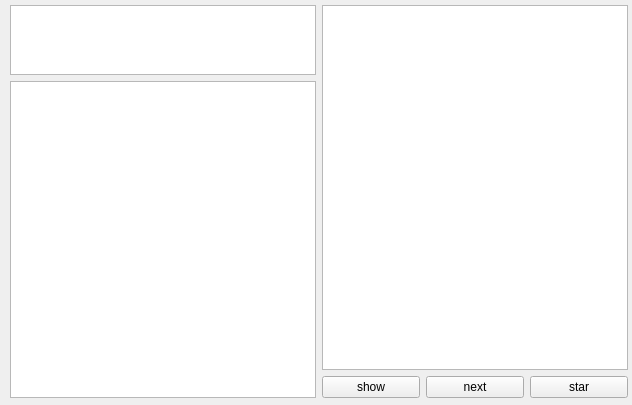
Qt form untitled.ui (hypan599/My3kWords) before a commit.
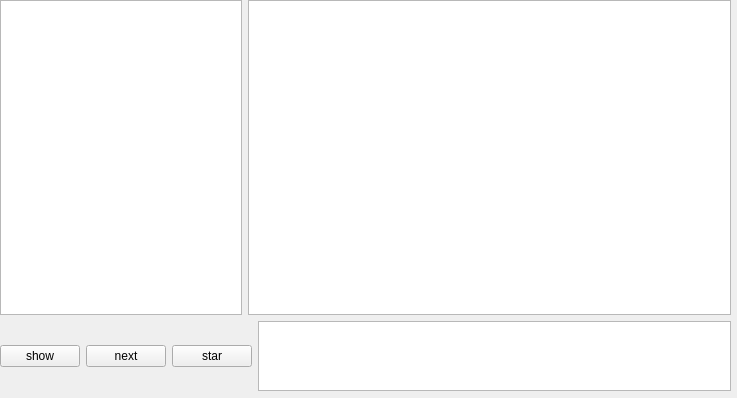
The same form after that commit.

The edit to the form file:
```diff
--- a/untitled.ui
+++ b/untitled.ui
@@ -6,8 +6,8 @@
    <rect>
     <x>0</x>
     <y>0</y>
-    <width>632</width>
-    <height>405</height>
+    <width>737</width>
+    <height>398</height>
    </rect>
   </property>
   <property name="windowTitle">
@@ -16,37 +16,48 @@
   <widget class="QWidget" name="layoutWidget">
    <property name="geometry">
     <rect>
-     <x>10</x>
+     <x>0</x>
      <y>0</y>
-     <width>618</width>
-     <height>398</height>
+     <width>731</width>
+     <height>391</height>
     </rect>
    </property>
-   <layout class="QHBoxLayout" name="horizontalLayout_2" stretch="0,0">
-    <property name="topMargin">
-     <number>5</number>
-    </property>
+   <layout class="QVBoxLayout" name="verticalLayout" stretch="9,1">
     <item>
-     <layout class="QVBoxLayout" name="verticalLayout_3" stretch="1,5">
-      <item>
-       <widget class="QTextBrowser" name="info_browser"/>
-      </item>
+     <layout class="QHBoxLayout" name="horizontalLayout_3" stretch="1,2">
       <item>
        <widget class="QTextBrowser" name="word_browser">
         <property name="enabled">
          <bool>true</bool>
         </property>
+        <property name="font">
+         <font>
+          <pointsize>24</pointsize>
+         </font>
+        </property>
+       </widget>
+      </item>
+      <item>
+       <widget class="QTextBrowser" name="meaning_browser">
+        <property name="font">
+         <font>
+          <pointsize>24</pointsize>
+         </font>
+        </property>
        </widget>
       </item>
      </layout>
     </item>
     <item>
-     <layout class="QVBoxLayout" name="verticalLayout_2">
-      <item>
-       <widget class="QTextBrowser" name="meaning_browser"/>
-      </item>
+     <layout class="QHBoxLayout" name="horizontalLayout_2">
+      <property name="sizeConstraint">
+       <enum>QLayout::SetMinimumSize</enum>
+      </property>
       <item>
        <layout class="QHBoxLayout" name="horizontalLayout" stretch="0,0,0">
+        <property name="sizeConstraint">
+         <enum>QLayout::SetDefaultConstraint</enum>
+        </property>
         <item>
          <widget class="QPushButton" name="pushButton_2">
           <property name="text">
@@ -70,6 +81,9 @@
         </item>
        </layout>
       </item>
+      <item>
+       <widget class="QTextBrowser" name="info_browser"/>
+      </item>
      </layout>
     </item>
    </layout>
```
Left out of the diff: 4 changed lines with no effect on the pictures.
